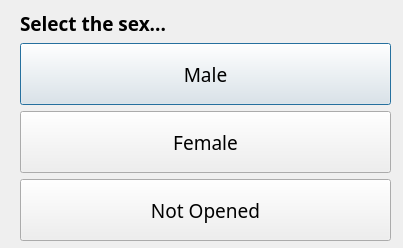
This is ui/SexSelUnknownDlg.ui in aliciabillings-noaa/CLAMS as Qt 5 draws it before an edit. The edited form follows.
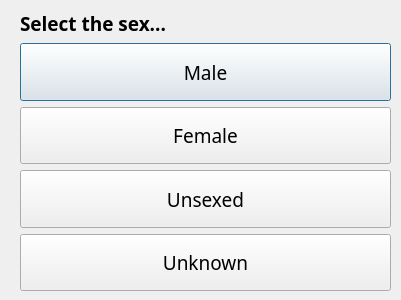
This is the edited form.

Commit message: Fixed reverted SexSelUnknownDlg. Minor fix to catch

The edit to the form file:
```diff
--- a/ui/SexSelUnknownDlg.ui
+++ b/ui/SexSelUnknownDlg.ui
@@ -6,8 +6,8 @@
    <rect>
     <x>0</x>
     <y>0</y>
-    <width>403</width>
-    <height>248</height>
+    <width>401</width>
+    <height>300</height>
    </rect>
   </property>
   <property name="windowTitle">
@@ -19,7 +19,7 @@
      <x>20</x>
      <y>10</y>
      <width>371</width>
-     <height>231</height>
+     <height>281</height>
     </rect>
    </property>
    <layout class="QVBoxLayout" name="verticalLayout">
@@ -88,6 +88,31 @@
       </property>
      </widget>
     </item>
+    <item>
+     <widget class="QPushButton" name="unsexedBtn">
+      <property name="sizePolicy">
+       <sizepolicy hsizetype="Minimum" vsizetype="MinimumExpanding">
+        <horstretch>0</horstretch>
+        <verstretch>0</verstretch>
+       </sizepolicy>
+      </property>
+      <property name="minimumSize">
+       <size>
+        <width>165</width>
+        <height>50</height>
+       </size>
+      </property>
+      <property name="font">
+       <font>
+        <family>Arial Black</family>
+        <pointsize>14</pointsize>
+       </font>
+      </property>
+      <property name="text">
+       <string>Unsexed</string>
+      </property>
+     </widget>
+    </item>
     <item>
      <widget class="QPushButton" name="unknownBtn">
       <property name="sizePolicy">
@@ -109,7 +134,7 @@
        </font>
       </property>
       <property name="text">
-       <string>Not Opened</string>
+       <string>Unknown</string>
       </property>
      </widget>
     </item>
```
The commit also changes 4 other files.
